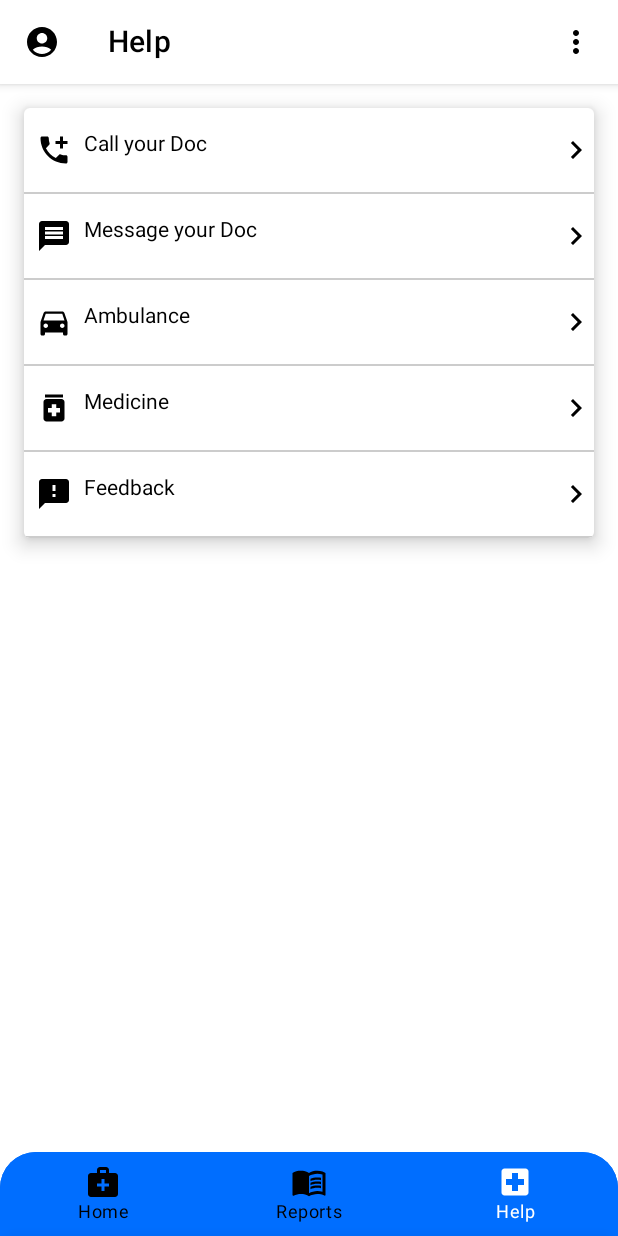
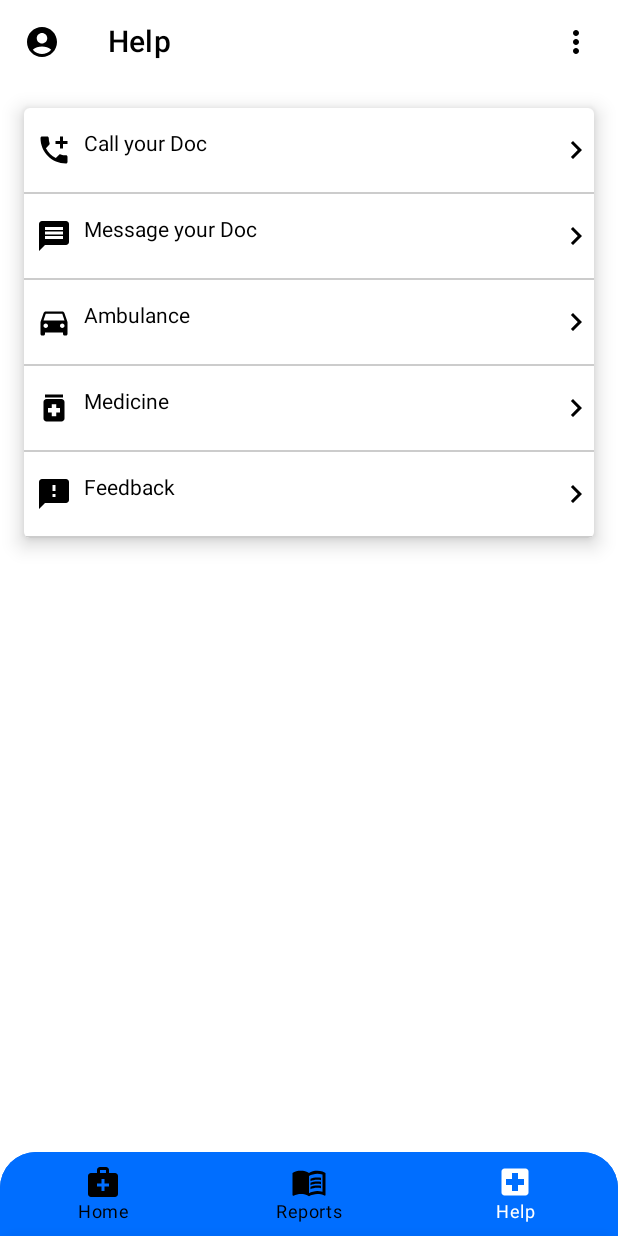
Before and after one commit to SahilKumar75/MediGo, an Android app built with Jetpack Compose: the screen it shows after launch (MainActivity), item 3 of the bottom bar chosen, on a phone screen of 412 x 824 dp. Run offline under Robolectric (Android 15) with nearby library versions, the phone set to English and light mode, and no system bars; our stand-ins replace accompanist.

Commit message:
Update MainView.kt

```diff
--- a/app/src/main/java/com/example/musical/MainView.kt
+++ b/app/src/main/java/com/example/musical/MainView.kt
@@ -12,10 +12,13 @@ import androidx.compose.material.icons.filled.AccountCircle
 import androidx.compose.material.icons.filled.MoreVert
 import androidx.compose.material3.ExperimentalMaterial3Api
 import androidx.compose.runtime.*
+import androidx.compose.ui.Alignment
 import androidx.compose.ui.Modifier
 import androidx.compose.ui.graphics.Color
 import androidx.compose.ui.res.painterResource
+import androidx.compose.ui.text.font.FontWeight
 import androidx.compose.ui.unit.dp
+import androidx.compose.ui.unit.sp
 import androidx.lifecycle.viewmodel.compose.viewModel
 import androidx.navigation.NavController
 import androidx.navigation.compose.*
@@ -44,6 +47,7 @@ fun MainView() {
 
     val currentScreen = viewModel.currentScreen.value
     val title = remember { mutableStateOf(currentScreen.title) }
+    val username = viewModel.username.value
 
     val modalSheetState = rememberModalBottomSheetState(
         initialValue = ModalBottomSheetValue.Hidden,
@@ -110,9 +114,20 @@ fun MainView() {
             scaffoldState = scaffoldState,
             topBar = {
                 TopAppBar(
-                    title = { Text(title.value, color = Color.Black) },
-                    backgroundColor = Color.White,
-                    contentColor = Color.Black,
+                    title = {
+                        if (currentScreen is Screen.BottomScreen.Home) {
+                            Text(
+                                text = "Hi, $username",
+                                fontSize = 24.sp,
+                                fontWeight = FontWeight.Bold,
+                                color = Color.Black
+                            )
+                        } else {
+                            Text(title.value, color = Color.Black)
+                        }
+                    },
+                    backgroundColor = Color.Transparent,
+                    elevation = 0.dp,
                     actions = {
                         IconButton(
                             onClick = {
```
